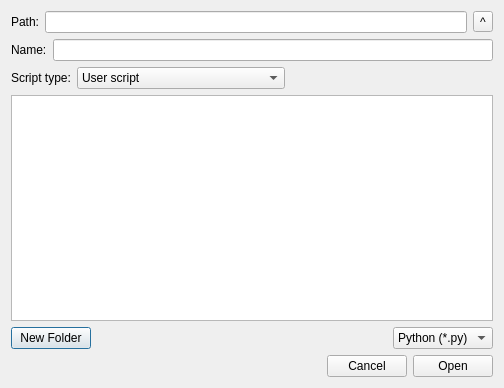
This is nicos_ess/gui/dialogs/remote_file_dialog.ui in ess-dmsc/nicos as Qt 5 draws it before an edit. The edited form follows.
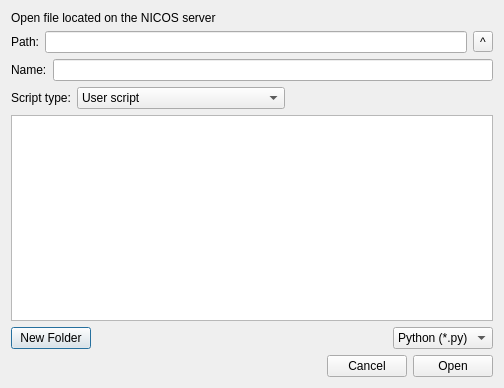
This is the edited form.

Commit message: make it more obvious that we are saving on the server

The edit to the form file:
```diff
--- a/nicos_ess/gui/dialogs/remote_file_dialog.ui
+++ b/nicos_ess/gui/dialogs/remote_file_dialog.ui
@@ -14,6 +14,13 @@
    <string>Open Script File</string>
   </property>
   <layout class="QVBoxLayout" name="verticalLayout">
+   <item>
+    <widget class="QLabel" name="lbl_info">
+     <property name="text">
+      <string>Open file located on the NICOS server</string>
+     </property>
+    </widget>
+   </item>
    <item>
     <layout class="QHBoxLayout" name="save_name_layout_2">
      <item>
```
The commit also changes 2 other files.
